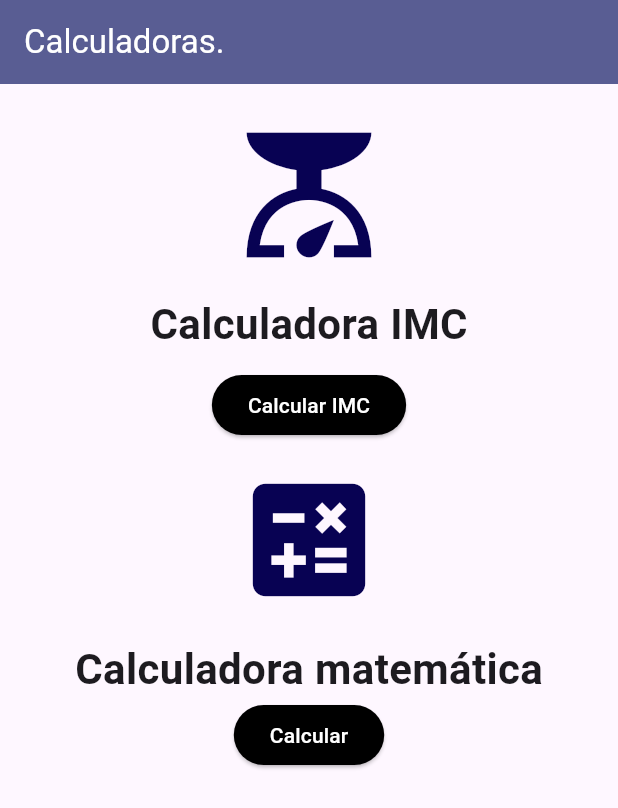
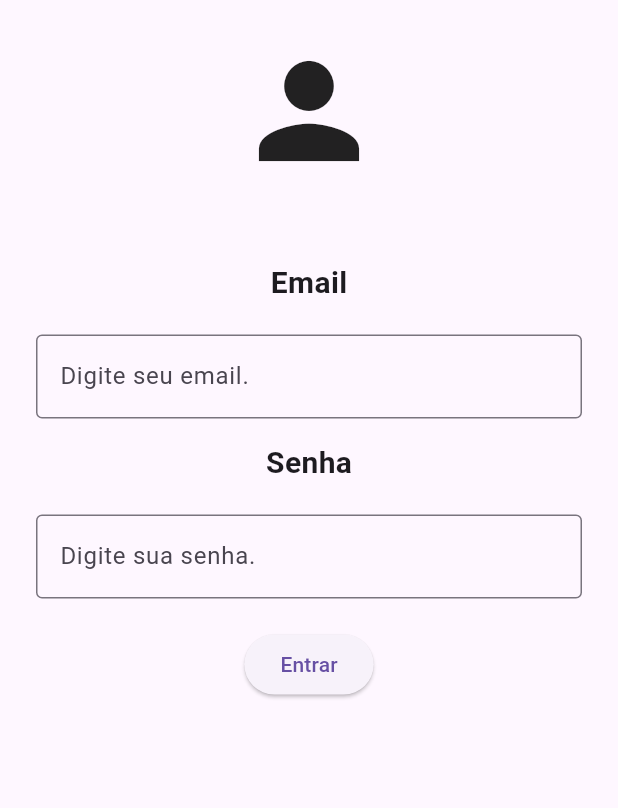
Before and after one commit to VitorAlvesss/CalculadoraDeImc-E-MatematicaEmFlutterDart, a Flutter app: the screen it shows after launch, on a phone screen of 412 x 824 dp. Shown: the top 808 px of the screen. Run offline on Flutter 3.47's test engine with Material 3 defaults, Android fonts, the phone set to English and light mode, and no system bars.

Commit message:
Tela base de login. SnackBar ainda não esta funcionando, por algum motivo nao parece estar pegando os input.

```diff
--- a/lib/main.dart
+++ b/lib/main.dart
@@ -1,6 +1,5 @@
-import 'package:calculadoras/paginas/telaCalculadora.dart';
-import 'package:calculadoras/paginas/telaImc.dart';
-import 'package:calculadoras/paginas/tela_principal.dart';
+
+import 'package:calculadoras/paginas/telaLogin.dart';
 import 'package:flutter/material.dart';
 
 void main() {
@@ -25,7 +24,7 @@ class MyApp extends StatelessWidget {
         useMaterial3: true,
       ),
       //define qual seria a primeira tela a ser exibida.
-      home: TelaPrincipal(),
+      home: telaLogin(),
     );
   }
 }
--- /dev/null
+++ b/lib/paginas/telaLogin.dart
@@ -0,0 +1,96 @@
+import 'package:flutter/material.dart';
+
+class telaLogin extends StatefulWidget{
+  const telaLogin({super.key});
+
+  @override
+  State<telaLogin> createState() => _tela_login();
+}
+
+class _tela_login extends State<telaLogin> {
+  String email = "";
+  final _emailController = TextEditingController();
+
+  String senha = "";
+  final _senhaController = TextEditingController();
+
+  @override
+  Widget build(BuildContext context){
+    return Scaffold(
+      body: Padding(
+        padding: const EdgeInsets.all(24),
+        child: Column(
+          children: [
+            const Icon(
+              Icons.person,
+              size: 100
+            ),
+
+            SizedBox(height: 50),
+
+            Text(
+              "Email",
+              style: TextStyle(
+                fontSize: 20,
+                fontWeight: FontWeight.bold
+              ),
+            ),
+
+            SizedBox(height: 20),
+
+            TextField(
+              controller: _emailController,
+              decoration: InputDecoration(
+                hintText: "Digite seu email.",
+                border: OutlineInputBorder()
+              ),
+            ),
+
+            SizedBox(height: 15),
+
+            Text(
+              "Senha",
+              style: TextStyle(
+                fontSize: 20,
+                fontWeight: FontWeight.bold
+              ),
+            ),
+
+            SizedBox(height: 20),
+
+            TextField(
+              controller: _senhaController,
+              decoration: InputDecoration(
+                hintText: "Digite sua senha.",
+                border: OutlineInputBorder()
+              ),
+            ),
+
+            SizedBox(height: 20),
+
+            ElevatedButton(
+              onPressed: () {
+                email = _emailController.text;
+                senha = _senhaController.text;
+
+
+                if(email.isEmpty || senha.isEmpty){
+                  ScaffoldMessenger.of(context).showSnackBar(
+                    const SnackBar(
+                      content: Text("A senha e o email não podem estar em branco."),
+                      backgroundColor: Colors.red,
+                    )
+                  );
+                  return;
+                }
+              },
+              child: const Text('Entrar'),
+            )
+
+
+          ],
+        )
+      )
+    );
+  }
+}
```
